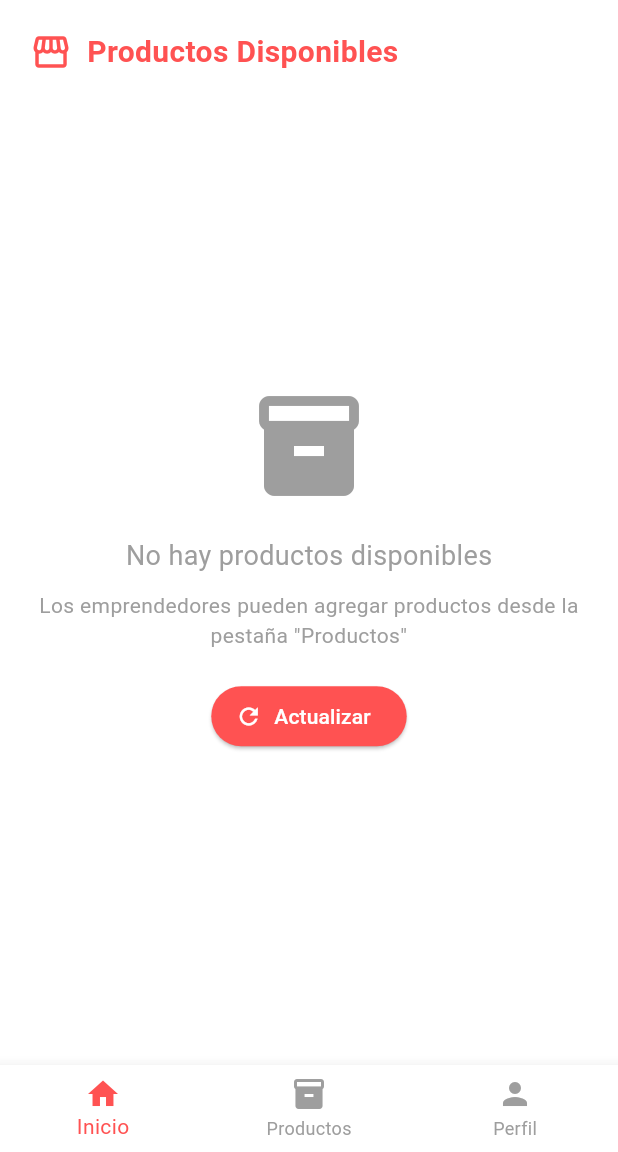
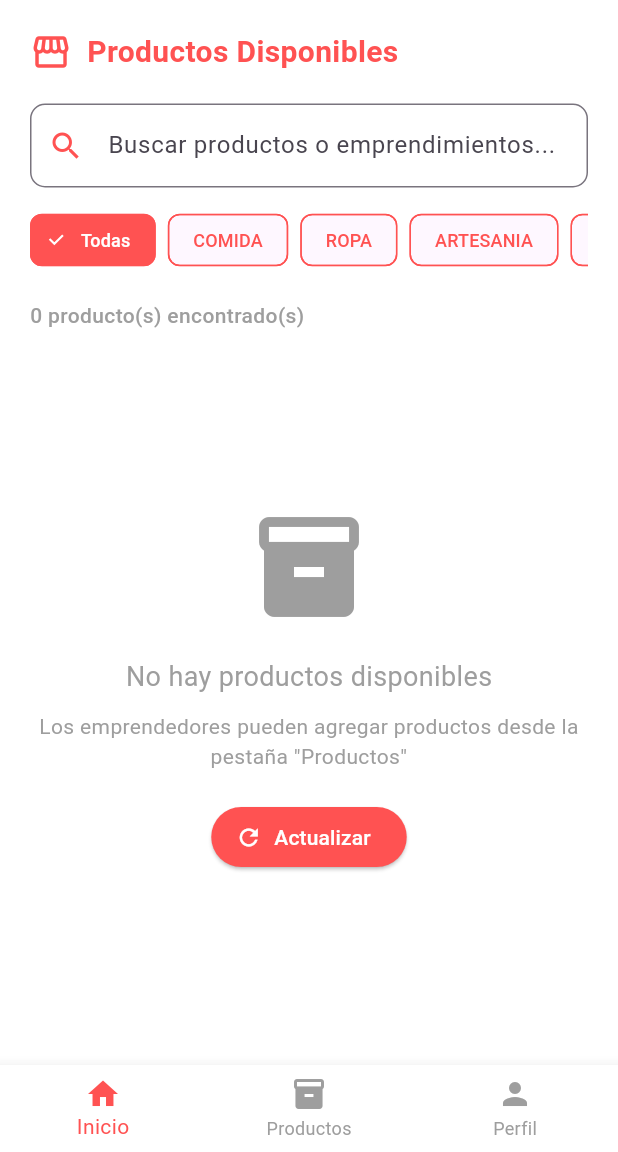
Before and after one commit to jdgaleas1/Construccion, a Flutter app: the MainNavigationView screen opened by its route, on a phone screen of 412 x 824 dp, the part 84-1236 px from its top. Run offline on Flutter 3.47's test engine with Material 3 defaults, Android fonts, the light colour scheme and no system bars; our stand-ins replace cloud_firestore, firebase_core; accounts and stored records are empty.

Commit message:
Busqueda Listo

```diff
--- a/lib/controller/home_controller.dart
+++ b/lib/controller/home_controller.dart
@@ -27,4 +27,53 @@ class HomeController {
       rethrow; // Re-lanza el error para que HomeView lo maneje
     }
   }
+
+  /// Buscar productos por nombre o descripción
+  List<Map<String, dynamic>> buscarProductos(
+    List<Map<String, dynamic>> productos,
+    String busqueda,
+  ) {
+    if (busqueda.isEmpty) return productos;
+
+    final busquedaLower = busqueda.toLowerCase();
+
+    return productos.where((item) {
+      final producto = item['producto'] as ProductoModel;
+      final emprendimiento = item['emprendimiento'] as EmprendimientoModel;
+
+      return producto.nombre.toLowerCase().contains(busquedaLower) ||
+          producto.descripcion.toLowerCase().contains(busquedaLower) ||
+          emprendimiento.nombre.toLowerCase().contains(busquedaLower);
+    }).toList();
+  }
+
+  /// Filtrar productos por categoría
+  List<Map<String, dynamic>> filtrarPorCategoria(
+    List<Map<String, dynamic>> productos,
+    String categoria,
+  ) {
+    if (categoria.isEmpty || categoria == 'todas') return productos;
+
+    return productos.where((item) {
+      final emprendimiento = item['emprendimiento'] as EmprendimientoModel;
+      return emprendimiento.categoria.toLowerCase() == categoria.toLowerCase();
+    }).toList();
+  }
+
+  /// Aplicar búsqueda y filtros combinados
+  List<Map<String, dynamic>> aplicarFiltros(
+    List<Map<String, dynamic>> productos,
+    String busqueda,
+    String categoria,
+  ) {
+    List<Map<String, dynamic>> resultado = productos;
+
+    // Aplicar filtro de categoría primero
+    resultado = filtrarPorCategoria(resultado, categoria);
+
+    // Luego aplicar búsqueda
+    resultado = buscarProductos(resultado, busqueda);
+
+    return resultado;
+  }
 }
--- a/lib/view/home_view.dart
+++ b/lib/view/home_view.dart
@@ -13,9 +13,24 @@ class HomeView extends StatefulWidget {
 class _HomeViewState extends State<HomeView>
     with AutomaticKeepAliveClientMixin {
   final HomeController _homeController = HomeController();
-  List<Map<String, dynamic>> _productos = [];
+  final TextEditingController _busquedaController = TextEditingController();
+
+  List<Map<String, dynamic>> _todosLosProductos = [];
+  List<Map<String, dynamic>> _productosFiltrados = [];
   bool _cargando = true;
   String? _errorMessage;
+  String _categoriaSeleccionada = 'todas';
+
+  // Categorías disponibles
+  final List<String> _categorias = [
+    'todas',
+    'comida',
+    'ropa',
+    'artesania',
+    'tecnologia',
+    'servicios',
+    'otros',
+  ];
 
   // Mantener el estado cuando cambia de pestañas
   @override
@@ -25,6 +40,13 @@ class _HomeViewState extends State<HomeView>
   void initState() {
     super.initState();
     _cargarProductosSafely();
+    _busquedaController.addListener(_aplicarFiltros);
+  }
+
+  @override
+  void dispose() {
+    _busquedaController.dispose();
+    super.dispose();
   }
 
   Future<void> _cargarProductosSafely() async {
@@ -40,7 +62,8 @@ class _HomeViewState extends State<HomeView>
 
       if (mounted) {
         setState(() {
-          _productos = productos;
+          _todosLosProductos = productos;
+          _productosFiltrados = productos;
           _cargando = false;
         });
       }
@@ -49,12 +72,40 @@ class _HomeViewState extends State<HomeView>
 
       if (mounted) {
         setState(() {
-          _productos = [];
+          _todosLosProductos = [];
+          _productosFiltrados = [];
           _cargando = false;
           _errorMessage = 'Error al cargar productos. Toca para reintentar.';
         });
       }
     }
+  }
+
+  void _aplicarFiltros() {
+    if (!mounted) return;
+
+    setState(() {
+      _productosFiltrados = _homeController.aplicarFiltros(
+        _todosLosProductos,
+        _busquedaController.text,
+        _categoriaSeleccionada,
+      );
+    });
+  }
+
+  void _cambiarCategoria(String categoria) {
+    setState(() {
+      _categoriaSeleccionada = categoria;
+    });
+    _aplicarFiltros();
+  }
+
+  void _limpiarBusqueda() {
+    _busquedaController.clear();
+    setState(() {
+      _categoriaSeleccionada = 'todas';
+    });
+    _aplicarFiltros();
   }
 
   void _mostrarDetalleProducto(
@@ -139,6 +190,10 @@ class _HomeViewState extends State<HomeView>
                     ),
                     const SizedBox(height: 4),
                     Text(
+                      'Categoría: ${emprendimiento.categoria.toUpperCase()}',
+                      style: const TextStyle(fontSize: 12, color: Colors.grey),
+                    ),
+                    Text(
                       'Ubicación: ${emprendimiento.ubicacion}',
                       style: const TextStyle(fontSize: 12, color: Colors.grey),
                     ),
@@ -205,23 +260,48 @@ class _HomeViewState extends State<HomeView>
   }
 
   Widget _buildEmptyWidget() {
+    final bool hayBusqueda =
+        _busquedaController.text.isNotEmpty ||
+        _categoriaSeleccionada != 'todas';
+
     return Center(
       child: Column(
         mainAxisAlignment: MainAxisAlignment.center,
         children: [
-          const Icon(Icons.inventory, size: 80, color: Colors.grey),
+          Icon(
+            hayBusqueda ? Icons.search_off : Icons.inventory,
+            size: 80,
+            color: Colors.grey,
+          ),
           const SizedBox(height: 20),
-          const Text(
-            'No hay productos disponibles',
-            style: TextStyle(fontSize: 18, color: Colors.grey),
+          Text(
+            hayBusqueda
+                ? 'No se encontraron productos'
+                : 'No hay productos disponibles',
+            style: const TextStyle(fontSize: 18, color: Colors.grey),
           ),
           const SizedBox(height: 10),
-          const Text(
-            'Los emprendedores pueden agregar productos desde la pestaña "Productos"',
-            style: TextStyle(fontSize: 14, color: Colors.grey),
+          Text(
+            hayBusqueda
+                ? 'Intenta con otros términos de búsqueda'
+                : 'Los emprendedores pueden agregar productos desde la pestaña "Productos"',
+            style: const TextStyle(fontSize: 14, color: Colors.grey),
             textAlign: TextAlign.center,
           ),
           const SizedBox(height: 20),
+          if (hayBusqueda)
+            ElevatedButton.icon(
+              onPressed: _limpiarBusqueda,
+              icon: const Icon(Icons.clear, color: Colors.white),
+              label: const Text(
+                'Limpiar filtros',
+                style: TextStyle(color: Colors.white),
+              ),
+              style: ElevatedButton.styleFrom(
+                backgroundColor: Colors.redAccent,
+              ),
+            )
+          else
             ElevatedButton.icon(
               onPressed: _cargarProductosSafely,
               icon: const Icon(Icons.refresh, color: Colors.white),
@@ -229,10 +309,74 @@ class _HomeViewState extends State<HomeView>
                 'Actualizar',
                 style: TextStyle(color: Colors.white),
               ),
-            style: ElevatedButton.styleFrom(backgroundColor: Colors.redAccent),
+              style: ElevatedButton.styleFrom(
+                backgroundColor: Colors.redAccent,
+              ),
             ),
         ],
       ),
+    );
+  }
+
+  Widget _buildFiltros() {
+    return Column(
+      children: [
+        // Barra de búsqueda
+        TextField(
+          controller: _busquedaController,
+          decoration: InputDecoration(
+            hintText: 'Buscar productos o emprendimientos...',
+            prefixIcon: const Icon(Icons.search, color: Colors.redAccent),
+            suffixIcon: _busquedaController.text.isNotEmpty
+                ? IconButton(
+                    icon: const Icon(Icons.clear),
+                    onPressed: () => _busquedaController.clear(),
+                  )
+                : null,
+            border: OutlineInputBorder(
+              borderRadius: BorderRadius.circular(10),
+              borderSide: const BorderSide(color: Colors.redAccent),
+            ),
+            focusedBorder: OutlineInputBorder(
+              borderRadius: BorderRadius.circular(10),
+              borderSide: const BorderSide(color: Colors.redAccent, width: 2),
+            ),
+          ),
+        ),
+
+        const SizedBox(height: 15),
+
+        // Filtros de categoría
+        SizedBox(
+          height: 40,
+          child: ListView.builder(
+            scrollDirection: Axis.horizontal,
+            itemCount: _categorias.length,
+            itemBuilder: (context, index) {
+              final categoria = _categorias[index];
+              final isSelected = categoria == _categoriaSeleccionada;
+
+              return Padding(
+                padding: const EdgeInsets.only(right: 8),
+                child: FilterChip(
+                  label: Text(
+                    categoria == 'todas' ? 'Todas' : categoria.toUpperCase(),
+                    style: TextStyle(
+                      color: isSelected ? Colors.white : Colors.redAccent,
+                      fontSize: 12,
+                    ),
+                  ),
+                  selected: isSelected,
+                  onSelected: (selected) => _cambiarCategoria(categoria),
+                  selectedColor: Colors.redAccent,
+                  checkmarkColor: Colors.white,
+                  side: const BorderSide(color: Colors.redAccent),
+                ),
+              );
+            },
+          ),
+        ),
+      ],
     );
   }
 
@@ -265,13 +409,31 @@ class _HomeViewState extends State<HomeView>
 
             const SizedBox(height: 20),
 
+            // Filtros de búsqueda
+            _buildFiltros(),
+
+            const SizedBox(height: 20),
+
+            // Contador de resultados
+            if (!_cargando && _errorMessage == null)
+              Text(
+                '${_productosFiltrados.length} producto(s) encontrado(s)',
+                style: const TextStyle(
+                  fontSize: 14,
+                  color: Colors.grey,
+                  fontWeight: FontWeight.w500,
+                ),
+              ),
+
+            const SizedBox(height: 10),
+
             // Contenido principal
             Expanded(
               child: _cargando
                   ? const Center(child: CircularProgressIndicator())
                   : _errorMessage != null
                   ? _buildErrorWidget()
-                  : _productos.isEmpty
+                  : _productosFiltrados.isEmpty
                   ? _buildEmptyWidget()
                   : GridView.builder(
                       gridDelegate:
@@ -281,10 +443,10 @@ class _HomeViewState extends State<HomeView>
                             crossAxisSpacing: 12,
                             mainAxisSpacing: 12,
                           ),
-                      itemCount: _productos.length,
+                      itemCount: _productosFiltrados.length,
                       itemBuilder: (context, index) {
                         try {
-                          final item = _productos[index];
+                          final item = _productosFiltrados[index];
                           final producto = item['producto'] as ProductoModel;
                           final emprendimiento =
                               item['emprendimiento'] as EmprendimientoModel;
@@ -358,7 +520,7 @@ class _HomeViewState extends State<HomeView>
 
                                           const Spacer(),
 
-                                          // Nombre del emprendimiento
+                                          // Nombre del emprendimiento y categoría
                                           Text(
                                             emprendimiento.nombre.isNotEmpty
                                                 ? emprendimiento.nombre
@@ -369,6 +531,15 @@ class _HomeViewState extends State<HomeView>
                                             ),
                                             maxLines: 1,
                                             overflow: TextOverflow.ellipsis,
+                                          ),
+                                          Text(
+                                            emprendimiento.categoria
+                                                .toUpperCase(),
+                                            style: const TextStyle(
+                                              fontSize: 9,
+                                              color: Colors.redAccent,
+                                              fontWeight: FontWeight.w500,
+                                            ),
                                           ),
                                         ],
                                       ),
```
Lines whose indentation alone changed are shown as unchanged.
